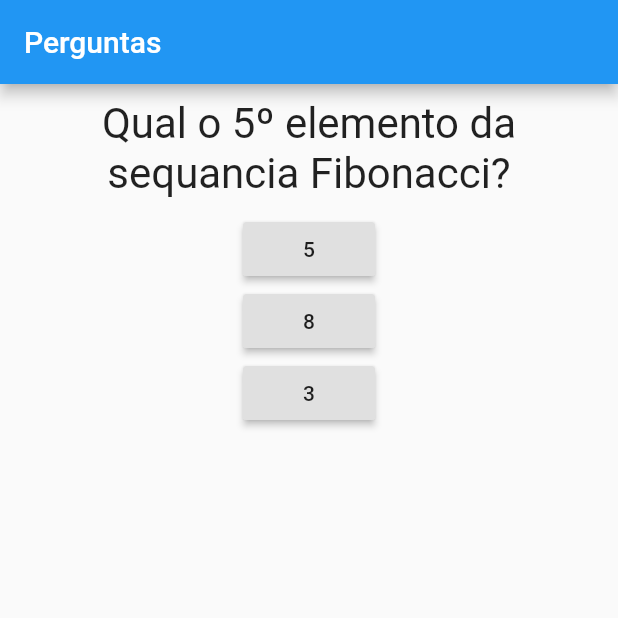
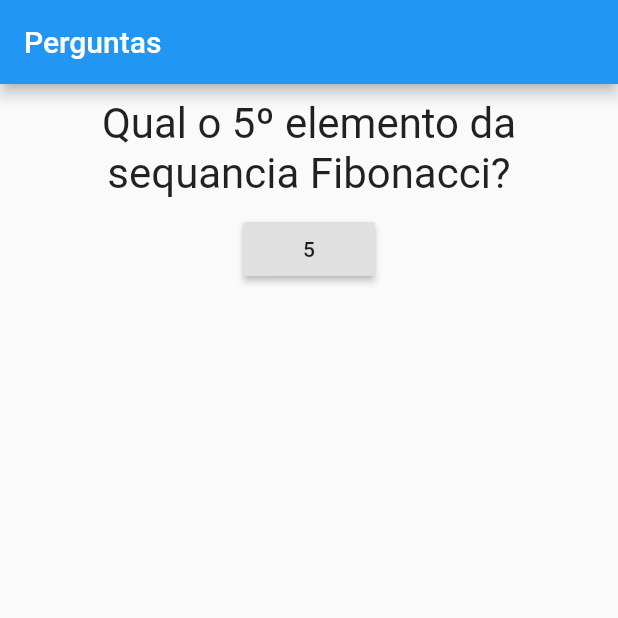
Before and after one commit to felixvicent/quiz_app, a Flutter app: the screen it shows after launch, on a phone screen of 412 x 824 dp, the top half of it. Run offline on Flutter 3.47's test engine with Material 2 defaults, Android fonts, the phone set to English and light mode, and no system bars.

Commit message:
Create Answer Widget

```diff
--- /dev/null
+++ b/lib/answer.dart
@@ -0,0 +1,18 @@
+// ignore_for_file: deprecated_member_use, use_key_in_widget_constructors, prefer_const_constructors_in_immutables
+
+import 'package:flutter/material.dart';
+
+class Answer extends StatelessWidget {
+  final String text;
+  final Function toRespond;
+
+  Answer(this.text, this.toRespond);
+
+  @override
+  Widget build(BuildContext context) {
+    return RaisedButton(
+      child: Text(text),
+      onPressed: toRespond,
+    );
+  }
+}
--- a/lib/main.dart
+++ b/lib/main.dart
@@ -1,6 +1,7 @@
 // ignore_for_file: use_key_in_widget_constructors, prefer_const_constructors, deprecated_member_use
 
 import 'package:flutter/material.dart';
+import 'package:quiz_app/answer.dart';
 import 'package:quiz_app/question.dart';
 
 void main() {
@@ -32,18 +33,7 @@ class _QuestionAppState extends State<QuestionApp> {
           // ignore: prefer_const_literals_to_create_immutables
           children: [
             Question(questions[_selectedAnswer]),
-            RaisedButton(
-              child: Text('5'),
-              onPressed: _toRespond,
-            ),
-            RaisedButton(
-              child: Text('8'),
-              onPressed: _toRespond,
-            ),
-            RaisedButton(
-              child: Text('3'),
-              onPressed: _toRespond,
-            ),
+            Answer('5', _toRespond)
           ],
         ),
       ),
```
